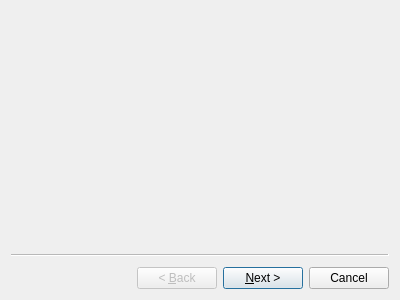
Old version of the form GUI/Qt/Windows/MeshImportWizard/MeshImportWizard.ui in the repository pyushkevich/itksnap.
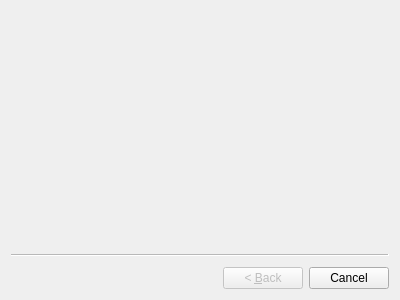
New version of the form.

Commit message:
czi-70: mesh integration: structural development checkpoint
commit to save progress

What changed in the file:
```diff
--- a/GUI/Qt/Windows/MeshImportWizard/MeshImportWizard.ui
+++ b/GUI/Qt/Windows/MeshImportWizard/MeshImportWizard.ui
@@ -1,6 +1,6 @@
 <ui version="4.0">
  <class>MeshImportWizard</class>
- <widget name="MeshImportWizard" class="QWizard">
+ <widget class="QWizard" name="MeshImportWizard">
   <property name="geometry">
    <rect>
     <x>0</x>
@@ -9,10 +9,14 @@
     <height>300</height>
    </rect>
   </property>
+  <property name="minimumSize">
+   <size>
+    <width>284</width>
+    <height>102</height>
+   </size>
+  </property>
   <property name="windowTitle">
-   <string>Wizard</string>
+   <string>Mesh Import Wizard</string>
   </property>
-  <widget name="wizardPage1" class="QWizardPage"/>
-  <widget name="wizardPage2" class="QWizardPage"/>
  </widget>
 </ui>
```
Left out of the diff: 3 changed lines with no effect on the pictures. The commit also changes 23 other files.
